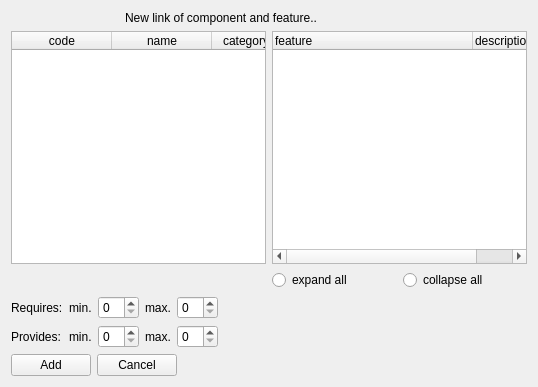
The window that client/uiforms/components_features_add.ui (Wolframe/configurator) describes before a commit, drawn with Qt 5.
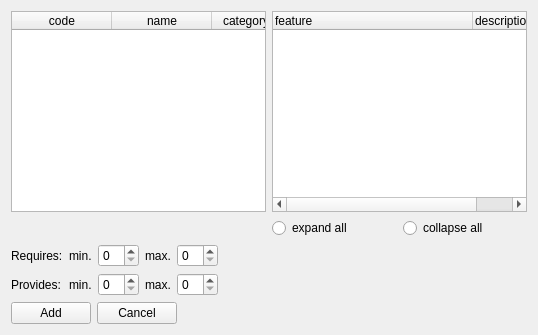
The same window after the commit. Icons and pictures are not drawn.

Diff of the .ui file:
```diff
--- a/client/uiforms/components_features_add.ui
+++ b/client/uiforms/components_features_add.ui
@@ -7,14 +7,14 @@
     <x>0</x>
     <y>0</y>
     <width>538</width>
-    <height>387</height>
+    <height>335</height>
    </rect>
   </property>
   <property name="windowTitle">
    <string>Add a component/feature link</string>
   </property>
   <layout class="QGridLayout" name="gridLayout">
-   <item row="5" column="0">
+   <item row="4" column="0">
     <layout class="QHBoxLayout" name="horizontalLayout">
      <item>
       <widget class="QPushButton" name="link">
@@ -54,66 +54,7 @@
      </item>
     </layout>
    </item>
-   <item row="0" column="0">
-    <layout class="QHBoxLayout" name="horizontalLayout_2">
-     <item>
-      <widget class="QLabel" name="label_2">
-       <property name="maximumSize">
-        <size>
-         <width>32</width>
-         <height>32</height>
-        </size>
-       </property>
-       <property name="text">
-        <string/>
-       </property>
-       <property name="pixmap">
-        <pixmap resource="../configurator.qrc">:/images/bricks.png</pixmap>
-       </property>
-      </widget>
-     </item>
-     <item>
-      <widget class="QLabel" name="label_3">
-       <property name="maximumSize">
-        <size>
-         <width>32</width>
-         <height>32</height>
-        </size>
-       </property>
-       <property name="text">
-        <string/>
-       </property>
-       <property name="pixmap">
-        <pixmap resource="../configurator.qrc">:/images/link_add.png</pixmap>
-       </property>
-      </widget>
-     </item>
-     <item>
-      <widget class="QLabel" name="label_4">
-       <property name="maximumSize">
-        <size>
-         <width>32</width>
-         <height>32</height>
-        </size>
-       </property>
-       <property name="text">
-        <string/>
-       </property>
-       <property name="pixmap">
-        <pixmap resource="../configurator.qrc">:/images/chart_organisation.png</pixmap>
-       </property>
-      </widget>
-     </item>
-     <item>
-      <widget class="QLabel" name="label">
-       <property name="text">
-        <string>New link of component and feature..</string>
-       </property>
-      </widget>
-     </item>
-    </layout>
-   </item>
-   <item row="2" column="0">
+   <item row="1" column="0">
     <layout class="QGridLayout" name="gridLayout_2">
      <item row="2" column="1">
       <layout class="QHBoxLayout" name="horizontalLayout_4">
@@ -238,7 +179,7 @@
      </item>
     </layout>
    </item>
-   <item row="3" column="0">
+   <item row="2" column="0">
     <layout class="QFormLayout" name="formLayout">
      <property name="fieldGrowthPolicy">
       <enum>QFormLayout::AllNonFixedFieldsGrow</enum>
```
Left out of the diff: 2 changed lines with no effect on the pictures.
